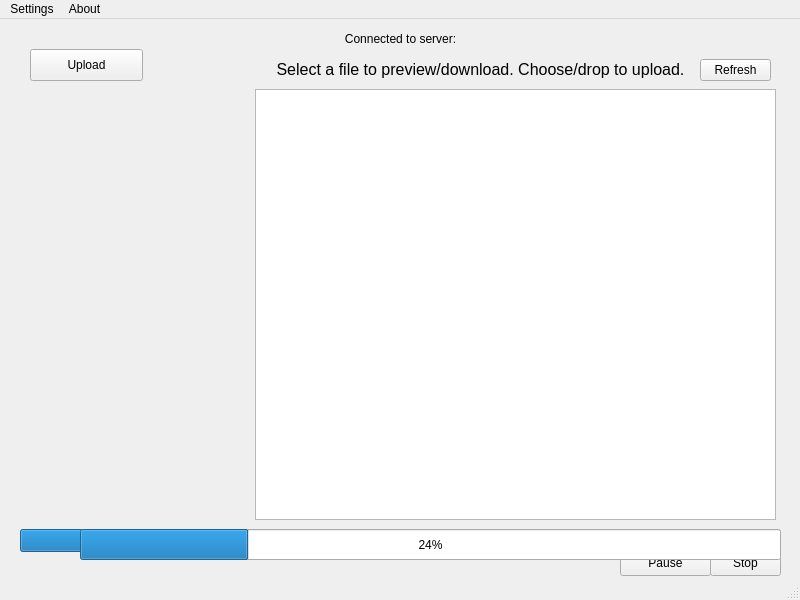
This is Client/connectedwindow.ui in avikantz/DankFTPClient as Qt 5 draws it before an edit. The edited form follows.
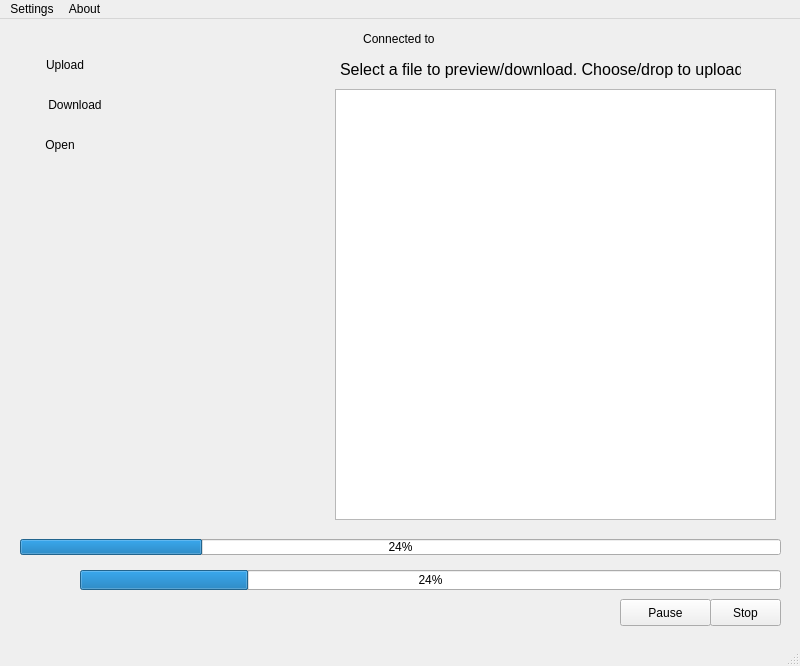
This is the edited form. Icons and pictures are not drawn.

Patch:
```diff
--- a/Client/connectedwindow.ui
+++ b/Client/connectedwindow.ui
@@ -7,7 +7,7 @@
     <x>0</x>
     <y>0</y>
     <width>800</width>
-    <height>600</height>
+    <height>666</height>
    </rect>
   </property>
   <property name="windowTitle">
@@ -17,9 +17,9 @@
    <widget class="QListView" name="listView">
     <property name="geometry">
      <rect>
-      <x>255</x>
+      <x>335</x>
       <y>70</y>
-      <width>521</width>
+      <width>441</width>
       <height>431</height>
      </rect>
     </property>
@@ -40,7 +40,7 @@
      </rect>
     </property>
     <property name="text">
-     <string>Connected to server:</string>
+     <string>Connected to </string>
     </property>
     <property name="alignment">
      <set>Qt::AlignCenter</set>
@@ -49,9 +49,9 @@
    <widget class="QLabel" name="label_2">
     <property name="geometry">
      <rect>
-      <x>260</x>
+      <x>340</x>
       <y>40</y>
-      <width>441</width>
+      <width>401</width>
       <height>20</height>
      </rect>
     </property>
@@ -64,15 +64,15 @@
      <string>Select a file to preview/download. Choose/drop to upload.</string>
     </property>
     <property name="alignment">
-     <set>Qt::AlignCenter</set>
+     <set>Qt::AlignLeading|Qt::AlignLeft|Qt::AlignVCenter</set>
     </property>
    </widget>
    <widget class="QPushButton" name="pushButton">
     <property name="geometry">
      <rect>
-      <x>700</x>
+      <x>750</x>
       <y>40</y>
-      <width>71</width>
+      <width>21</width>
       <height>22</height>
      </rect>
     </property>
@@ -83,16 +83,29 @@
      </font>
     </property>
     <property name="text">
-     <string>Refresh</string>
+     <string/>
+    </property>
+    <property name="icon">
+     <iconset resource="resources.qrc">
+      <normaloff>:/refresh.png</normaloff>:/refresh.png</iconset>
+    </property>
+    <property name="iconSize">
+     <size>
+      <width>20</width>
+      <height>20</height>
+     </size>
+    </property>
+    <property name="flat">
+     <bool>true</bool>
     </property>
    </widget>
    <widget class="QProgressBar" name="progressBar">
     <property name="geometry">
      <rect>
       <x>20</x>
-      <y>510</y>
+      <y>520</y>
       <width>761</width>
-      <height>23</height>
+      <height>16</height>
      </rect>
     </property>
     <property name="value">
@@ -103,7 +116,7 @@
     <property name="geometry">
      <rect>
       <x>620</x>
-      <y>530</y>
+      <y>580</y>
       <width>91</width>
       <height>27</height>
      </rect>
@@ -116,7 +129,7 @@
     <property name="geometry">
      <rect>
       <x>710</x>
-      <y>530</y>
+      <y>580</y>
       <width>71</width>
       <height>27</height>
      </rect>
@@ -129,7 +142,7 @@
     <property name="geometry">
      <rect>
       <x>90</x>
-      <y>530</y>
+      <y>580</y>
       <width>521</width>
       <height>20</height>
      </rect>
@@ -150,23 +163,36 @@
    <widget class="QPushButton" name="uploadButton">
     <property name="geometry">
      <rect>
-      <x>30</x>
+      <x>20</x>
       <y>30</y>
-      <width>113</width>
+      <width>90</width>
       <height>32</height>
      </rect>
     </property>
     <property name="text">
      <string>Upload</string>
     </property>
+    <property name="icon">
+     <iconset resource="resources.qrc">
+      <normaloff>:/upload.png</normaloff>:/upload.png</iconset>
+    </property>
+    <property name="iconSize">
+     <size>
+      <width>20</width>
+      <height>20</height>
+     </size>
+    </property>
+    <property name="flat">
+     <bool>true</bool>
+    </property>
    </widget>
    <widget class="QProgressBar" name="playedProgress">
     <property name="geometry">
      <rect>
       <x>80</x>
-      <y>510</y>
+      <y>551</y>
       <width>701</width>
-      <height>31</height>
+      <height>20</height>
      </rect>
     </property>
     <property name="value">
@@ -180,9 +206,9 @@
     <property name="geometry">
      <rect>
       <x>20</x>
-      <y>510</y>
+      <y>551</y>
       <width>51</width>
-      <height>31</height>
+      <height>20</height>
      </rect>
     </property>
     <property name="text">
@@ -195,14 +221,75 @@
    <widget class="QLabel" name="imageLabel">
     <property name="geometry">
      <rect>
-      <x>19</x>
-      <y>130</y>
-      <width>221</width>
-      <height>361</height>
+      <x>20</x>
+      <y>150</y>
+      <width>301</width>
+      <height>341</height>
      </rect>
     </property>
     <property name="text">
      <string/>
+    </property>
+    <property name="alignment">
+     <set>Qt::AlignHCenter|Qt::AlignTop</set>
+    </property>
+   </widget>
+   <widget class="QPushButton" name="downloadButton">
+    <property name="geometry">
+     <rect>
+      <x>20</x>
+      <y>70</y>
+      <width>110</width>
+      <height>32</height>
+     </rect>
+    </property>
+    <property name="text">
+     <string>Download</string>
+    </property>
+    <property name="icon">
+     <iconset resource="resources.qrc">
+      <normaloff>:/download.png</normaloff>:/download.png</iconset>
+    </property>
+    <property name="iconSize">
+     <size>
+      <width>20</width>
+      <height>20</height>
+     </size>
+    </property>
+    <property name="shortcut">
+     <string>Ctrl+S</string>
+    </property>
+    <property name="flat">
+     <bool>true</bool>
+    </property>
+   </widget>
+   <widget class="QPushButton" name="openButton">
+    <property name="geometry">
+     <rect>
+      <x>20</x>
+      <y>110</y>
+      <width>80</width>
+      <height>32</height>
+     </rect>
+    </property>
+    <property name="text">
+     <string>Open</string>
+    </property>
+    <property name="icon">
+     <iconset resource="resources.qrc">
+      <normaloff>:/open.png</normaloff>:/open.png</iconset>
+    </property>
+    <property name="iconSize">
+     <size>
+      <width>20</width>
+      <height>20</height>
+     </size>
+    </property>
+    <property name="shortcut">
+     <string>Ctrl+O</string>
+    </property>
+    <property name="flat">
+     <bool>true</bool>
     </property>
    </widget>
   </widget>
```
Left out of the diff: 6 changed lines with no effect on the pictures.
